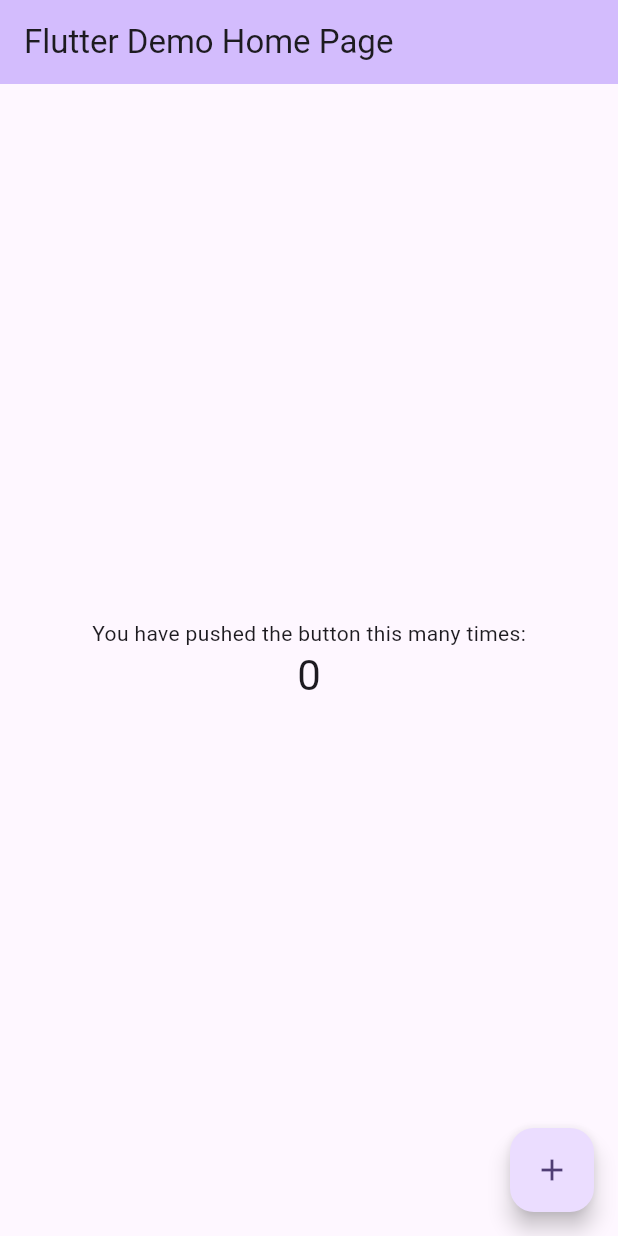
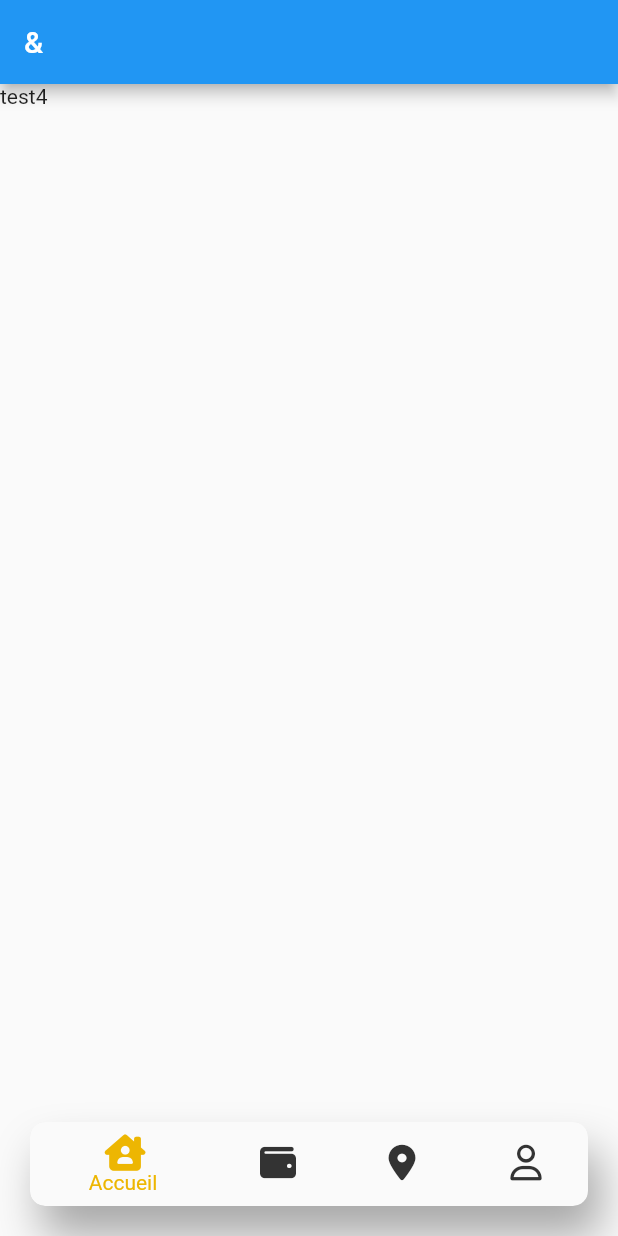
Before and after one commit to SOGOREIBRAHIM/flutter_taxi_tigui, a Flutter app: the screen it shows after launch, on a phone screen of 412 x 824 dp. Run offline on Flutter 3.47's test engine with Material 2 defaults, Android fonts, the light colour scheme and no system bars; our stand-ins replace font_awesome_flutter.

Commit message:
Navbar bottom

```diff
--- a/lib/main.dart
+++ b/lib/main.dart
@@ -1,125 +1,17 @@
 import 'package:flutter/material.dart';
+import 'package:flutter_taxi_tigui/pages/accueil.dart';
 
 void main() {
-  runApp(const MyApp());
+  runApp(const TaxiTigui());
 }
 
-class MyApp extends StatelessWidget {
-  const MyApp({super.key});
+class TaxiTigui extends StatelessWidget {
+  const TaxiTigui({super.key});
 
-  // This widget is the root of your application.
   @override
   Widget build(BuildContext context) {
-    return MaterialApp(
-      title: 'Flutter Demo',
-      theme: ThemeData(
-        // This is the theme of your application.
-        //
-        // TRY THIS: Try running your application with "flutter run". You'll see
-        // the application has a blue toolbar. Then, without quitting the app,
-        // try changing the seedColor in the colorScheme below to Colors.green
-        // and then invoke "hot reload" (save your changes or press the "hot
-        // reload" button in a Flutter-supported IDE, or press "r" if you used
-        // the command line to start the app).
-        //
-        // Notice that the counter didn't reset back to zero; the application
-        // state is not lost during the reload. To reset the state, use hot
-        // restart instead.
-        //
-        // This works for code too, not just values: Most code changes can be
-        // tested with just a hot reload.
-        colorScheme: ColorScheme.fromSeed(seedColor: Colors.deepPurple),
-        useMaterial3: true,
-      ),
-      home: const MyHomePage(title: 'Flutter Demo Home Page'),
+    return const MaterialApp(
+      home: accueil(),
     );
   }
 }
-
-class MyHomePage extends StatefulWidget {
-  const MyHomePage({super.key, required this.title});
-
-  // This widget is the home page of your application. It is stateful, meaning
-  // that it has a State object (defined below) that contains fields that affect
-  // how it looks.
-
-  // This class is the configuration for the state. It holds the values (in this
-  // case the title) provided by the parent (in this case the App widget) and
-  // used by the build method of the State. Fields in a Widget subclass are
-  // always marked "final".
-
-  final String title;
-
-  @override
-  State<MyHomePage> createState() => _MyHomePageState();
-}
-
-class _MyHomePageState extends State<MyHomePage> {
-  int _counter = 0;
-
-  void _incrementCounter() {
-    setState(() {
-      // This call to setState tells the Flutter framework that something has
-      // changed in this State, which causes it to rerun the build method below
-      // so that the display can reflect the updated values. If we changed
-      // _counter without calling setState(), then the build method would not be
-      // called again, and so nothing would appear to happen.
-      _counter++;
-    });
-  }
-
-  @override
-  Widget build(BuildContext context) {
-    // This method is rerun every time setState is called, for instance as done
-    // by the _incrementCounter method above.
-    //
-    // The Flutter framework has been optimized to make rerunning build methods
-    // fast, so that you can just rebuild anything that needs updating rather
-    // than having to individually change instances of widgets.
-    return Scaffold(
-      appBar: AppBar(
-        // TRY THIS: Try changing the color here to a specific color (to
-        // Colors.amber, perhaps?) and trigger a hot reload to see the AppBar
-        // change color while the other colors stay the same.
-        backgroundColor: Theme.of(context).colorScheme.inversePrimary,
-        // Here we take the value from the MyHomePage object that was created by
-        // the App.build method, and use it to set our appbar title.
-        title: Text(widget.title),
-      ),
-      body: Center(
-        // Center is a layout widget. It takes a single child and positions it
-        // in the middle of the parent.
-        child: Column(
-          // Column is also a layout widget. It takes a list of children and
-          // arranges them vertically. By default, it sizes itself to fit its
-          // children horizontally, and tries to be as tall as its parent.
-          //
-          // Column has various properties to control how it sizes itself and
-          // how it positions its children. Here we use mainAxisAlignment to
-          // center the children vertically; the main axis here is the vertical
-          // axis because Columns are vertical (the cross axis would be
-          // horizontal).
-          //
-          // TRY THIS: Invoke "debug painting" (choose the "Toggle Debug Paint"
-          // action in the IDE, or press "p" in the console), to see the
-          // wireframe for each widget.
-          mainAxisAlignment: MainAxisAlignment.center,
-          children: <Widget>[
-            const Text(
-              'You have pushed the button this many times:',
-            ),
-            Text(
-              '$_counter',
-              style: Theme.of(context).textTheme.headlineMedium,
-            ),
-          ],
-        ),
-      ),
-      floatingActionButton: FloatingActionButton(
-        onPressed: _incrementCounter,
-        tooltip: 'Increment',
-        child: const Icon(Icons.add),
-      ), // This trailing comma makes auto-formatting nicer for build methods.
-    );
-  }
-}
--- /dev/null
+++ b/lib/pages/accueil.dart
@@ -0,0 +1,64 @@
+import 'package:flutter/material.dart';
+import 'package:flutter_taxi_tigui/pages/paiement.dart';
+import 'package:flutter_taxi_tigui/pages/profil.dart';
+import 'package:flutter_taxi_tigui/pages/trajet.dart';
+import 'package:flutter_taxi_tigui/widgets/home.dart';
+import 'package:font_awesome_flutter/font_awesome_flutter.dart';
+
+class accueil extends StatefulWidget {
+  const accueil({super.key});
+
+  @override
+  State<accueil> createState() => _accueilState();
+}
+
+class _accueilState extends State<accueil> {
+
+  int indexCourant = 0;
+  List pages = [
+    Home(),
+    Paiement(),
+    Trajet(),
+    Profil(),
+
+  ];
+
+  @override
+  Widget build(BuildContext context) {
+    return Scaffold(
+      body: pages[indexCourant],
+      bottomNavigationBar:
+        Container(
+          margin: const EdgeInsets.symmetric(horizontal: 20, vertical: 20),
+          decoration:  BoxDecoration(
+            boxShadow: [
+              BoxShadow(
+                color: const Color.fromARGB(255, 85, 85, 85).withOpacity(0.5),
+                blurRadius: 25,
+                offset: const Offset(8, 20),
+              )
+            ]
+          ),
+          child: ClipRRect(
+           borderRadius: BorderRadius.circular(10),
+            child: BottomNavigationBar(
+            backgroundColor: Colors.white,
+            selectedItemColor: const Color(0xFFEDB602),
+            unselectedItemColor: Color.fromARGB(255, 51, 51, 51),
+            currentIndex: indexCourant,
+            onTap: (index){
+              setState(() {
+                indexCourant = index;
+              });
+            },
+            items: [
+            BottomNavigationBarItem(icon: Icon(FontAwesomeIcons.houseChimneyUser), label: "Accueil"),
+            BottomNavigationBarItem(icon: Icon(FontAwesomeIcons.wallet), label: "Paiement"),
+            BottomNavigationBarItem(icon: Icon(FontAwesomeIcons.locationDot), label: "Trajet"),
+            BottomNavigationBarItem(icon: Icon(FontAwesomeIcons.user), label: "Profil"),
+                ],),
+          ),
+        ),
+    );
+  }
+}
--- /dev/null
+++ b/lib/widgets/home.dart
@@ -0,0 +1,18 @@
+import 'package:flutter/material.dart';
+
+class Home extends StatefulWidget {
+  const Home({super.key});
+
+  @override
+  State<Home> createState() => _HomeState();
+}
+
+class _HomeState extends State<Home> {
+  @override
+  Widget build(BuildContext context) {
+     return Scaffold(
+      appBar: AppBar(title: Text("&")),
+      body: Text("test4"),
+    );
+  }
+}
--- a/pubspec.yaml
+++ b/pubspec.yaml
@@ -35,6 +35,7 @@ dependencies:
   # The following adds the Cupertino Icons font to your application.
   # Use with the CupertinoIcons class for iOS style icons.
   cupertino_icons: ^1.0.2
+  font_awesome_flutter: ^10.6.0
 
 dev_dependencies:
   flutter_test:
```
Also changed, not shown: lib/pages/paiement.dart (added, +18 -0 lines), lib/pages/profil.dart (added, +17 -0 lines), lib/pages/trajet.dart (added, +17 -0 lines), assets/icons/travel.png (added), pubspec.lock, 1 other file.
